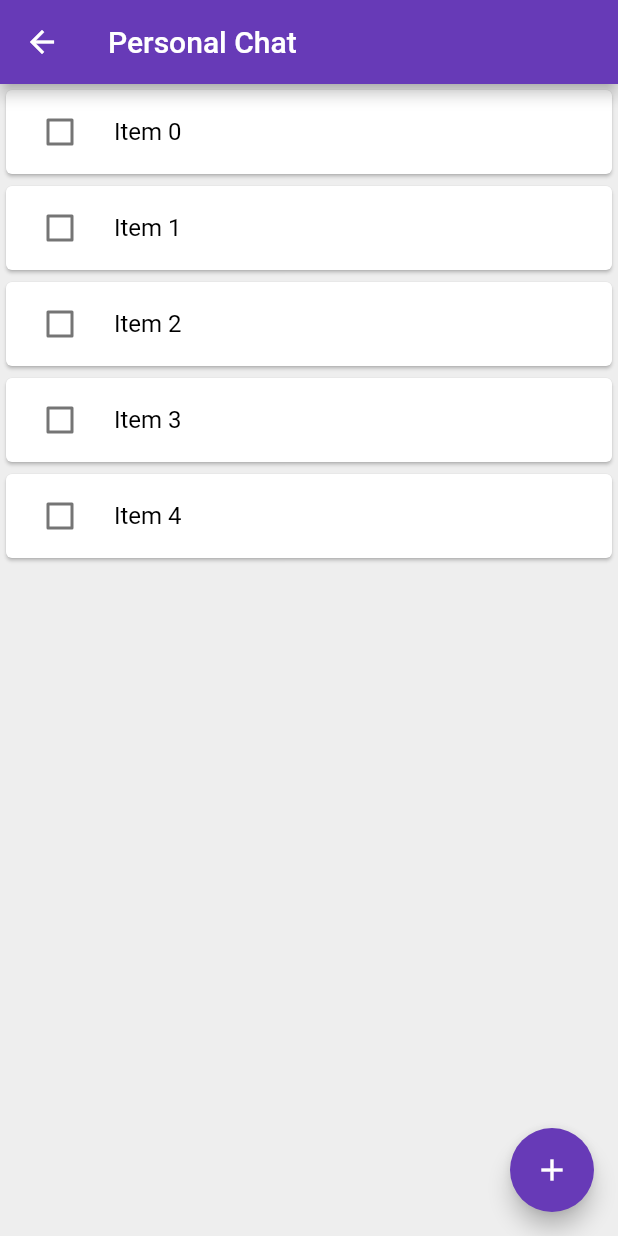
After one commit to vynious/food-logs, a Flutter app: the screen it shows after launch, after a tap on "Personal Chat", on a phone screen of 412 x 824 dp. The commit adds this screen. Run offline on Flutter 3.47's test engine with Material 2 defaults, Android fonts, the light colour scheme and no system bars.

Commit message:
Initiate chat cards

```diff
--- a/lib/chat_card.dart
+++ b/lib/chat_card.dart
@@ -1,4 +1,7 @@
+// chat_card.dart
+
 import 'package:flutter/material.dart';
+import 'chat_screen.dart';
 
 class ChatCard extends StatelessWidget {
   const ChatCard({
@@ -12,32 +15,41 @@ class ChatCard extends StatelessWidget {
 
   @override
   Widget build(BuildContext context) {
-    return Container(
+    return InkWell(
+      onTap: () {
+        Navigator.push(
+          context,
+          MaterialPageRoute(
+            builder: (context) => ChatScreen(groupTitle: groupName),
+          ),
+        );
+      },
+      child: Container(
         width: double.infinity,
-      height: 80.0, // Updated height of the card
+        height: 80.0,
         margin: const EdgeInsets.symmetric(horizontal: 16.0, vertical: 8.0),
         child: Card(
           child: Stack(
             children: [
               ListTile(
                 leading: CircleAvatar(
-                backgroundImage: AssetImage('assets/profile_picture.png'), // Replace with the actual profile picture
+                  backgroundImage: AssetImage('assets/profile_picture.png'),
                 ),
                 title: Text(groupName),
                 subtitle: Text(
                   'Last message',
                   style: TextStyle(
-                  fontSize: 14.0, // Updated font size of the last message
+                    fontSize: 14.0,
                   ),
                 ),
               ),
               Positioned(
-              top: 8.0, // Adjust the top position as needed
-              right: 8.0, // Adjust the right position as needed
+                top: 8.0,
+                right: 8.0,
                 child: Text(
-                '10:30 AM', // Replace with the actual timestamp
+                  '10:30 AM',
                   style: TextStyle(
-                  fontSize: 12.0, // Updated font size of the timestamp
+                    fontSize: 12.0,
                     fontWeight: FontWeight.bold,
                   ),
                 ),
@@ -45,6 +57,7 @@ class ChatCard extends StatelessWidget {
             ],
           ),
         ),
+      ),
     );
   }
 }
--- /dev/null
+++ b/lib/chat_screen.dart
@@ -0,0 +1,54 @@
+// chat_screen.dart
+
+import 'package:flutter/material.dart';
+import 'components/checklist_item.dart';
+
+class ChatScreen extends StatefulWidget {
+  final String groupTitle;
+
+  const ChatScreen({Key? key, required this.groupTitle}) : super(key: key);
+
+  @override
+  _ChatScreenState createState() => _ChatScreenState();
+}
+
+class _ChatScreenState extends State<ChatScreen> {
+  List<bool> checkedItems = List.generate(5, (index) => false);
+  int itemCount = 5;
+
+  @override
+  Widget build(BuildContext context) {
+    return Scaffold(
+      appBar: AppBar(
+        title: Text(widget.groupTitle),
+      ),
+      body: Container(
+        color: Colors.grey[200],
+        child: ListView.builder(
+          itemCount: itemCount,
+          itemBuilder: (context, index) {
+            return ChecklistItem(
+              itemText: 'Item $index',
+              isChecked: checkedItems[index],
+              onChanged: (value) {
+                setState(() {
+                  checkedItems[index] = value!;
+                });
+              },
+              backgroundColor: checkedItems[index] ? Colors.grey[700]! : Colors.white,
+            );
+          },
+        ),
+      ),
+      floatingActionButton: FloatingActionButton(
+        onPressed: () {
+          setState(() {
+            itemCount++;
+            checkedItems.add(false);
+          });
+        },
+        child: Icon(Icons.add),
+      ),
+    );
+  }
+}
--- /dev/null
+++ b/lib/components/checklist_item.dart
@@ -0,0 +1,38 @@
+// checklist_item.dart
+
+import 'package:flutter/material.dart';
+
+class ChecklistItem extends StatelessWidget {
+  const ChecklistItem({
+    Key? key,
+    required this.itemText,
+    required this.isChecked,
+    required this.onChanged,
+    required this.backgroundColor,
+  }) : super(key: key);
+
+  final String itemText;
+  final bool isChecked;
+  final ValueChanged<bool?> onChanged;
+  final Color backgroundColor;
+
+  @override
+  Widget build(BuildContext context) {
+    return Card(
+      color: backgroundColor,
+      child: CheckboxListTile(
+        controlAffinity: ListTileControlAffinity.leading,
+        contentPadding: EdgeInsets.symmetric(horizontal: 16.0),
+        title: Text(
+          itemText,
+          style: TextStyle(
+            color: isChecked ? Colors.white : Colors.black, // White text color for checked item
+            decoration: isChecked ? TextDecoration.lineThrough : null,
+          ),
+        ),
+        value: isChecked,
+        onChanged: onChanged,
+      ),
+    );
+  }
+}
```
Lines whose indentation alone changed are shown as unchanged.
